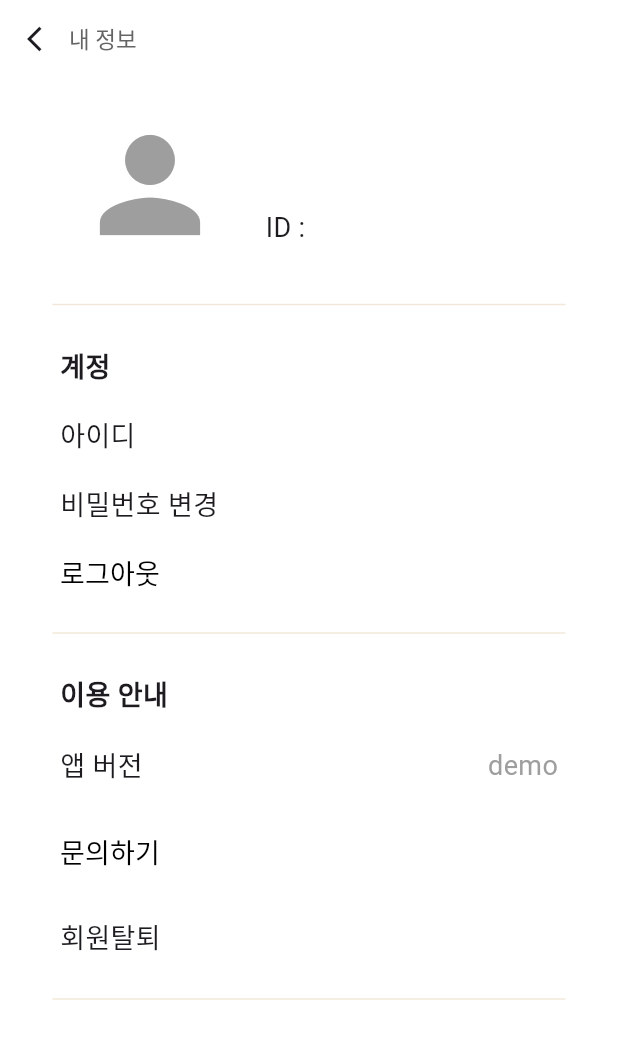
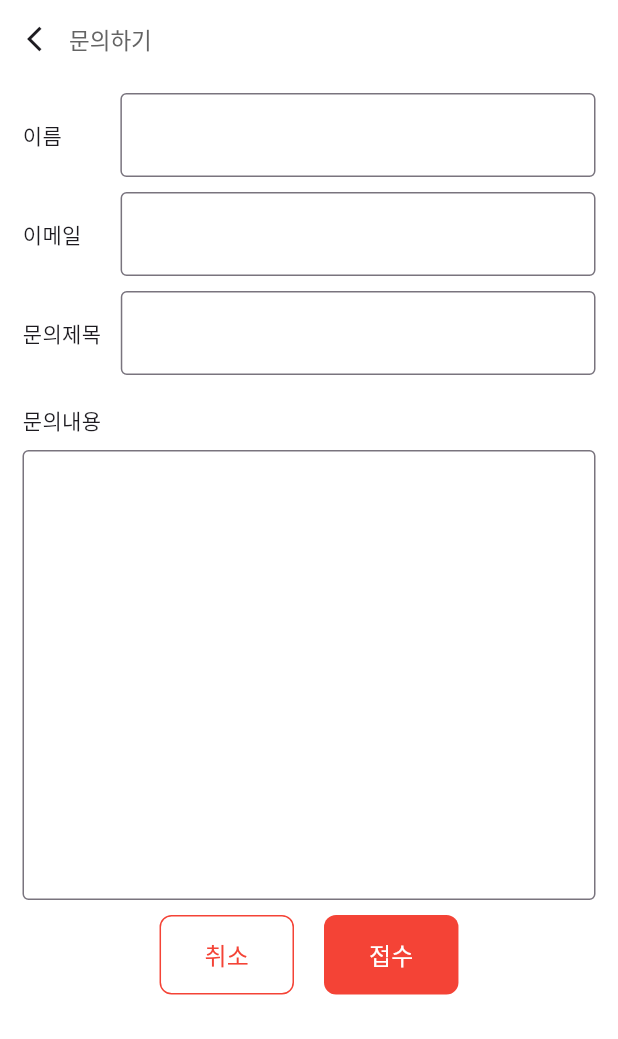
Before and after one commit to ebinee/paymate, a Flutter app: the enquiry screen opened directly, on a phone screen of 412 x 824 dp. Shown: the top 1039 px of the screen. Run offline on Flutter 3.47's test engine with Material 3 defaults, Android fonts, the phone set to English and light mode, and no system bars; our stand-ins replace cloud_firestore, firebase_auth, firebase_core, fl_chart, percent_indicator, table_calendar; accounts and stored records are empty.

Commit message:
내정보창문의

```diff
--- a/lib/enquiry.dart
+++ b/lib/enquiry.dart
@@ -40,7 +40,7 @@ class _enquiryState extends State<enquiry> {
   Widget build(BuildContext context) {
     return Scaffold(
         appBar: const Header(
-          headerTitle: "내 정보",
+          headerTitle: "문의하기",
         ),
         backgroundColor: Colors.white,
         body: SingleChildScrollView(
@@ -48,222 +48,141 @@ class _enquiryState extends State<enquiry> {
                 padding: const EdgeInsets.symmetric(
                   horizontal: 15,
                 ),
-          child: Column(
-              mainAxisAlignment: MainAxisAlignment.start,
-              crossAxisAlignment: CrossAxisAlignment.start,
-              children: [
+                child: Column(children: [
                   const SizedBox(
-                  height: 20,
-                ),
-                Row(children: [
-                  const Padding(padding: EdgeInsets.only(left: 35)),
-                  const Icon(
-                    Icons.person,
-                    size: 100,
-                    color: Colors.grey,
-                  ),
-                  const SizedBox(
-                    width: 20,
-                  ),
-                  Column(
-                    crossAxisAlignment: CrossAxisAlignment.start,
-                    children: [
-                      const SizedBox(height: 5),
-                      Text(userName, style: const TextStyle(fontSize: 40)),
-                      const SizedBox(height: 5),
-                      Padding(
-                        padding: const EdgeInsets.only(left: 7.0),
-                        child: Text('ID : $userId',
-                            style: const TextStyle(fontSize: 18)),
-                      ),
-                      const SizedBox(height: 10),
-                    ],
-                  ),
-                ]),
-                const SizedBox(
-                  height: 20,
-                ),
-                const Divider(
-                  color: Color(0xFFF2E8DA),
-                  thickness: 1, // 선 두께
-                  indent: 20,
-                  endIndent: 20,
-                ),
-                const SizedBox(
-                  height: 20,
+                    height: 10,
                   ),
                   const Row(
                     children: [
-                    SizedBox(
-                      width: 25,
+                      Text("이름"),
+                      SizedBox(width: 39),
+                      Expanded(
+                        child: TextField(
+                          decoration: InputDecoration(
+                            border: OutlineInputBorder(),
                           ),
-                    Text(
-                      "계정",
-                      style:
-                          TextStyle(fontSize: 18, fontWeight: FontWeight.bold),
+                        ),
+                      ),
+                    ],
+                  ),
+                  const SizedBox(
+                    height: 10,
+                  ),
+                  const Row(
+                    children: [
+                      Text("이메일"),
+                      SizedBox(width: 26),
+                      Expanded(
+                        child: TextField(
+                          decoration: InputDecoration(
+                            border: OutlineInputBorder(),
+                          ),
+                        ),
+                      ),
+                    ],
+                  ),
+                  const SizedBox(
+                    height: 10,
+                  ),
+                  const Row(
+                    children: [
+                      Text("문의제목"),
+                      SizedBox(width: 13),
+                      Expanded(
+                        child: TextField(
+                          decoration: InputDecoration(
+                            border: OutlineInputBorder(),
+                          ),
+                        ),
                       ),
                     ],
                   ),
                   const SizedBox(
                     height: 20,
                   ),
-                Row(
-                  children: [
-                    const SizedBox(
-                      width: 25,
-                    ),
-                    const Text(
-                      "아이디",
-                      style: TextStyle(
-                        fontSize: 18,
+                  const Align(
+                    alignment: Alignment.centerLeft, // 왼쪽 정렬
+                    child: Text(
+                      "문의내용",
+                      textAlign: TextAlign.left, // 텍스트 내부 정렬
                     ),
                   ),
-                    const Spacer(),
-                    Text(
-                      userId,
-                      style: const TextStyle(fontSize: 18, color: Colors.grey),
-                    ),
                   const SizedBox(
-                      width: 25,
-                    )
-                  ],
-                ),
-                const SizedBox(
-                  height: 20,
-                ),
-                const Row(children: [
-                  SizedBox(
-                    width: 25,
-                  ),
-                  Text(
-                    "비밀번호 변경",
-                    style: TextStyle(
-                      fontSize: 18,
-                    ),
-                  ),
-                ]),
-                const SizedBox(
-                  height: 8,
-                ),
-                Row(children: [
-                  const SizedBox(
-                    width: 25,
-                  ),
-                  TextButton(
-                    onPressed: () {
-                      FirebaseAuth.instance.signOut();
-                      Navigator.of(context).pushAndRemoveUntil(
-                        MaterialPageRoute(builder: (context) => const SignIn()),
-                        (route) => false,
-                      );
-                    },
-                    style: TextButton.styleFrom(
-                      padding: EdgeInsets.zero,
-                    ),
-                    child: const Text(
-                      '로그아웃',
-                      style: TextStyle(
-                        color: Colors.black,
-                        fontWeight: FontWeight.w100,
-                        fontSize: 18,
-                      ),
-                    ),
-                  )
-                ]),
-                const SizedBox(
-                  height: 8,
-                ),
-                const Divider(
-                  color: Color(0xFFF2E8DA),
-                  thickness: 1, // 선 두께
-                  indent: 20,
-                  endIndent: 20,
-                ),
-                const SizedBox(
-                  height: 20,
+                    height: 10,
                   ),
                   const Row(
                     children: [
-                    SizedBox(
-                      width: 25,
+                      Expanded(
+                        child: SizedBox(
+                          height: 300, // TextField의 높이
+                          child: TextField(
+                            decoration: InputDecoration(
+                              border: OutlineInputBorder(),
+                              contentPadding: EdgeInsets.symmetric(
+                                vertical: 180, // 내부 여백 (위, 아래)
+                                horizontal: 10, // 내부 여백 (양옆)
                               ),
-                    Text(
-                      "이용 안내",
-                      style:
-                          TextStyle(fontSize: 18, fontWeight: FontWeight.bold),
+                            ),
+                          ),
+                        ),
                       ),
                     ],
                   ),
                   const SizedBox(
-                  height: 20,
+                    height: 10,
                   ),
-                const Row(
+                  Row(
+                    mainAxisAlignment:
+                        MainAxisAlignment.center, // 버튼을 화면 중앙에 배치
                     children: [
-                    SizedBox(
-                      width: 25,
-                    ),
-                    Text(
-                      "앱 버전",
-                      style: TextStyle(
-                        fontSize: 18,
+                      // '취소' 버튼
+                      TextButton(
+                        onPressed: () {
+                          Navigator.pop(context);
+                        },
+                        style: TextButton.styleFrom(
+                          foregroundColor: Colors.red,
+                          backgroundColor: Colors.white, // 버튼 배경색
+                          side: const BorderSide(color: Colors.red), // 테두리 색
+                          padding: const EdgeInsets.symmetric(
+                              horizontal: 30, vertical: 15), // 글씨 색
+                          shape: RoundedRectangleBorder(
+                            borderRadius:
+                                BorderRadius.circular(8), // 버튼 모서리 둥글게
                           ),
                         ),
-                    Spacer(),
-                    Text(
-                      "demo",
-                      style: TextStyle(fontSize: 18, color: Colors.grey),
+                        child: const Text(
+                          "취소",
+                          style: TextStyle(fontSize: 16),
                         ),
-                    SizedBox(
-                      width: 25,
-                    )
-                  ],
                       ),
-                const SizedBox(
-                  height: 20,
+                      const SizedBox(width: 20), // 버튼 사이 간격
+                      // '접수' 버튼
+                      TextButton(
+                        onPressed: () {
+                          ScaffoldMessenger.of(context).showSnackBar(
+                            const SnackBar(
+                              content: Text('접수가 완료되었습니다.'),
                             ),
-                Row(children: [
-                  const SizedBox(
-                    width: 25,
+                          );
+                        },
+                        style: TextButton.styleFrom(
+                          foregroundColor: Colors.white,
+                          backgroundColor: Colors.red, // 버튼 배경색
+                          padding: const EdgeInsets.symmetric(
+                              horizontal: 30, vertical: 15), // 글씨 색
+                          shape: RoundedRectangleBorder(
+                            borderRadius:
+                                BorderRadius.circular(8), // 버튼 모서리 둥글게
                           ),
-                  TextButton(
-                    onPressed: () {},
-                    style: TextButton.styleFrom(
-                      padding: EdgeInsets.zero,
                         ),
                         child: const Text(
-                      '문의하기',
-                      style: TextStyle(
-                        color: Colors.black,
-                        fontWeight: FontWeight.w100,
-                        fontSize: 18,
+                          "접수",
+                          style: TextStyle(fontSize: 16),
                         ),
                       ),
-                  ),
-                ]),
-                const SizedBox(
-                  height: 20,
-                ),
-                const Row(children: [
-                  SizedBox(
-                    width: 25,
-                  ),
-                  Text(
-                    "회원탈퇴",
-                    style: TextStyle(
-                      fontSize: 18,
-                    ),
-                  ),
-                ]),
-                const SizedBox(
-                  height: 20,
-                ),
-                const Divider(
-                  color: Color(0xFFF2E8DA),
-                  thickness: 1, // 선 두께
-                  indent: 20,
-                  endIndent: 20,
-                ),
-              ]),
-        )));
+                    ],
+                  )
+                ]))));
   }
 }
--- a/lib/my_info.dart
+++ b/lib/my_info.dart
@@ -253,8 +253,11 @@ class _MyInfoState extends State<MyInfo> {
                           ),
                           TextButton(
                             onPressed: () {
-                              //Navigator.push(context,
-                              //  MaterialPageRoute(builder: context)=>const enquiry)
+                              Navigator.push(
+                                context,
+                                MaterialPageRoute(
+                                    builder: (context) => const enquiry()),
+                              );
                             },
                             style: TextButton.styleFrom(
                               padding: EdgeInsets.zero,
@@ -288,9 +291,9 @@ class _MyInfoState extends State<MyInfo> {
                         ),
                         const Divider(
                           color: Color(0xFFF2E8DA),
-                          thickness: 1, // 선 두께
-                          indent: 20,
-                          endIndent: 20,
+                          thickness: 1.5, // 선 두께
+                          indent: 0,
+                          endIndent: 0,
                         ),
                       ]),
                 ),
```
Lines whose indentation alone changed are shown as unchanged.
